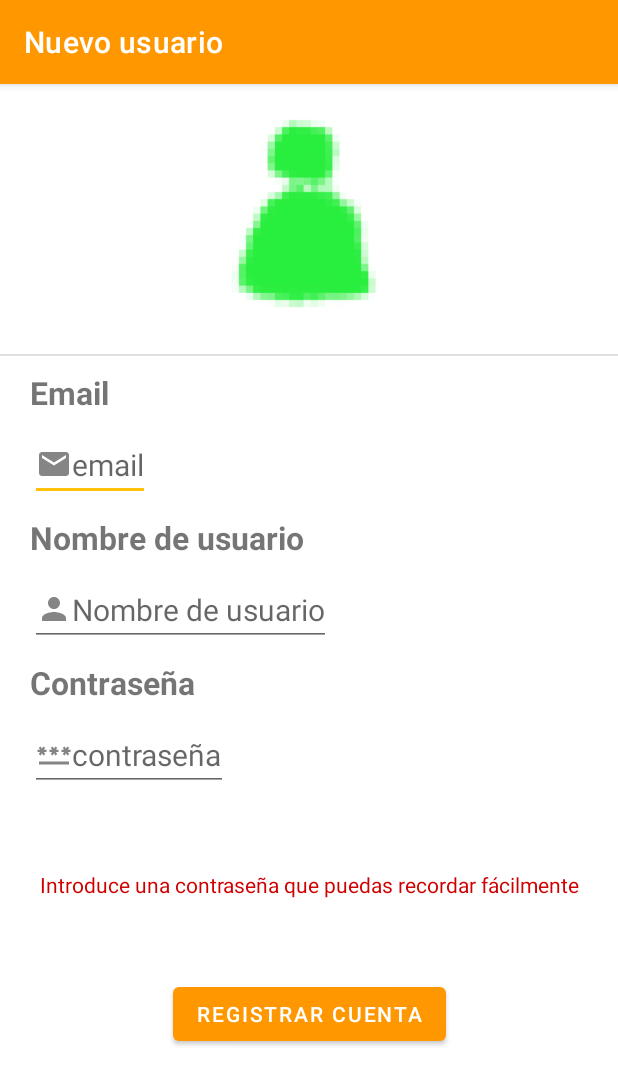
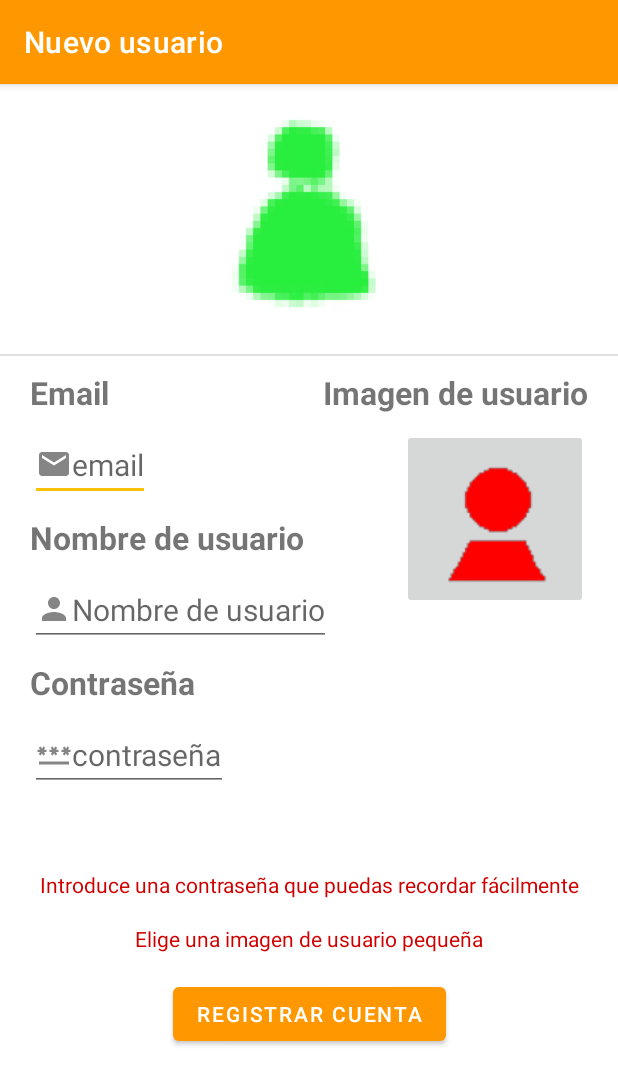
Before and after one commit to saragl728/ProyectoClasesSRPG, an Android app: the RegistroActivity screen opened directly, with no data from a screen before it, on a phone screen of 412 x 824 dp. Shown: the top 1085 px of the screen. Run offline under Robolectric (Android 15) with nearby library versions, the phone set to English and light mode, and no system bars; our stand-ins replace Firebase (no records; nobody signed in at launch, a user with empty details on screens opened directly).

Commit message:
Ahora se puede añadir una imagen de usuario. Un texto recomienda que sea pequeña. Se da acceso al almacenamiento

```diff
--- a/app/src/main/AndroidManifest.xml
+++ b/app/src/main/AndroidManifest.xml
@@ -1,7 +1,7 @@
 <?xml version="1.0" encoding="utf-8"?>
 <manifest xmlns:android="http://schemas.android.com/apk/res/android"
     xmlns:tools="http://schemas.android.com/tools" >
-
+    <uses-permission android:name="android.permission.READ_EXTERNAL_STORAGE" />
     <application
         android:allowBackup="true"
         android:dataExtractionRules="@xml/data_extraction_rules"
--- a/app/src/main/java/com/example/proyectoclasessrpg/RegistroActivity.kt
+++ b/app/src/main/java/com/example/proyectoclasessrpg/RegistroActivity.kt
@@ -3,12 +3,26 @@ package com.example.proyectoclasessrpg
 import android.content.Intent
 import androidx.appcompat.app.AppCompatActivity
 import android.os.Bundle
-import android.view.View
+import android.widget.ImageButton
 import android.widget.Toast
+import androidx.activity.result.PickVisualMediaRequest
+import androidx.activity.result.contract.ActivityResultContracts
 import com.example.proyectoclasessrpg.databinding.ActivityRegistroBinding
 import com.google.firebase.auth.FirebaseAuth
 
 class RegistroActivity : AppCompatActivity() {
+
+    //para el botón de añadir imagen
+    lateinit var imagen: ImageButton
+    lateinit var binding: ActivityRegistroBinding
+    val pickMedia = registerForActivityResult(ActivityResultContracts.PickVisualMedia()) { uri ->
+        if (uri != null) {
+            imagen.setImageURI(uri)
+        } else {
+
+        }
+    }
+
     override fun onCreate(savedInstanceState: Bundle?) {
         super.onCreate(savedInstanceState)
         val binding = ActivityRegistroBinding.inflate(layoutInflater)
@@ -16,6 +30,10 @@ class RegistroActivity : AppCompatActivity() {
 
         title = "Nuevo usuario"
 
+        //se intenta añadir una imagen
+        binding.botonImagen.setOnClickListener {
+            pickMedia.launch(PickVisualMediaRequest(ActivityResultContracts.PickVisualMedia.ImageOnly))
+        }
 
         binding.botonRegistro.setOnClickListener {
             //se comprueba si hay algo en blanco
--- a/app/src/main/res/layout/activity_registro.xml
+++ b/app/src/main/res/layout/activity_registro.xml
@@ -117,5 +117,38 @@
         app:layout_constraintRight_toRightOf="parent"
         app:layout_constraintTop_toBottomOf="@id/contrasenya"
         app:layout_constraintBottom_toTopOf="@id/botonRegistro"/>
+    <TextView
+        android:id="@+id/textoAviso2"
+        android:layout_width="wrap_content"
+        android:layout_height="wrap_content"
+        android:textColor="#D00000"
+        android:text="Elige una imagen de usuario pequeña"
+        app:layout_constraintLeft_toLeftOf="parent"
+        app:layout_constraintRight_toRightOf="parent"
+        app:layout_constraintTop_toBottomOf="@id/textoAviso"
+        app:layout_constraintBottom_toTopOf="@id/botonRegistro"/>
+
+    <TextView
+        android:id="@+id/textoImagen"
+        android:layout_width="wrap_content"
+        android:layout_height="wrap_content"
+        android:text="Imagen de usuario"
+        app:layout_constraintRight_toRightOf="parent"
+        android:textStyle="bold"
+        android:textSize="21dp"
+        android:layout_marginRight="20dp"
+        android:layout_marginVertical="10dp"
+        app:layout_constraintTop_toBottomOf="@id/divisor"/>
+
+    <ImageButton
+        android:id="@+id/botonImagen"
+        android:layout_width="wrap_content"
+        android:layout_height="wrap_content"
+        app:layout_constraintRight_toRightOf="parent"
+        app:layout_constraintTop_toBottomOf="@id/textoImagen"
+        android:layout_marginRight="20dp"
+        android:layout_marginVertical="10dp"
+        tools:ignore="SpeakableTextPresentCheck"
+        android:src="@drawable/avatarprovisional" />
 
 </androidx.constraintlayout.widget.ConstraintLayout>
```
Also changed, not shown: app/src/main/res/drawable/avatarprovisional.png (added).
